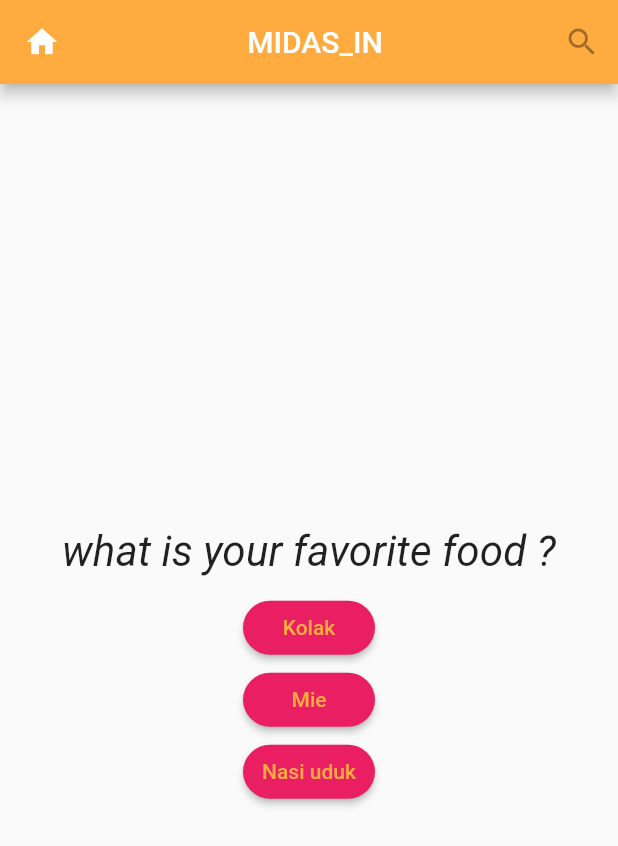
After one commit to Aditprayogo/TESTING_APP, a Flutter app: the screen it shows after launch, on a phone screen of 412 x 824 dp. The commit adds this screen. Shown: the top 846 px of the screen. Run offline on Flutter 3.47's test engine with Material 2 defaults, Android fonts, the phone set to English and light mode, and no system bars.

Commit message:
spliting our Quiz widget

```diff
--- a/lib/main.dart
+++ b/lib/main.dart
@@ -1,7 +1,6 @@
 import 'package:flutter/material.dart';
 
-import './question.dart';
-import './answer.dart';
+import './quiz.dart';
 
 void main() {
   runApp(MyApp());
@@ -24,7 +23,7 @@ class _MyAppState extends State<MyApp> {
 
   @override
   Widget build(BuildContext context) {
-    var questions = [
+    final _questions = const [
       // Mapping
       {
         'questionsText': 'what is your favorite food ?',
@@ -60,25 +59,15 @@ class _MyAppState extends State<MyApp> {
             ],
           ),
           // Body center
-          body: Column(
-            // column property
-            mainAxisAlignment: MainAxisAlignment.center,
-            crossAxisAlignment: CrossAxisAlignment.center,
-            // childern
-            children: [
-              Question(
-                questions[_questionIndex]['questionsText'],
-              ),
-              // Spread Function
-              // memberi tahu bahwa answer ada List dari array
-              // add them to surrounding list as individual values
-              //add values to a list not a list to a list
-              ...(questions[_questionIndex]['answer'] as List<String>)
-                  .map((answer) => Answer(_answerQuestion, answer))
-                  .toList()
-            ],
-            // end childern
-          )),
+          body: _questionIndex < _questions.length
+              ? Quiz(
+                  answerQuestion: _answerQuestion,
+                  questionIndex: _questionIndex,
+                  questions: _questions,
+                )
+              : Center(
+                  child: Text('You did it !'),
+                )),
     );
   }
 }
--- /dev/null
+++ b/lib/quiz.dart
@@ -0,0 +1,39 @@
+import 'package:flutter/material.dart';
+
+import './question.dart';
+import './answer.dart';
+
+class Quiz extends StatelessWidget {
+  final List<Map<String, Object>> questions;
+  final int questionIndex;
+  final Function answerQuestion;
+
+  Quiz({
+    @required this.answerQuestion,
+    @required this.questions,
+    @required this.questionIndex,
+  });
+
+  @override
+  Widget build(BuildContext context) {
+    return Column(
+      // column property
+      mainAxisAlignment: MainAxisAlignment.center,
+      crossAxisAlignment: CrossAxisAlignment.center,
+      // childern
+      children: [
+        Question(
+          questions[questionIndex]['questionsText'],
+        ),
+        // Spread Function
+        // memberi tahu bahwa answer ada List dari array
+        // add them to surrounding list as individual values
+        //add values to a list not a list to a list
+        ...(questions[questionIndex]['answer'] as List<String>)
+            .map((answer) => Answer(answerQuestion, answer))
+            .toList()
+      ],
+      // end childern
+    );
+  }
+}
```
Also changed, not shown: lib/result.dart (added).
